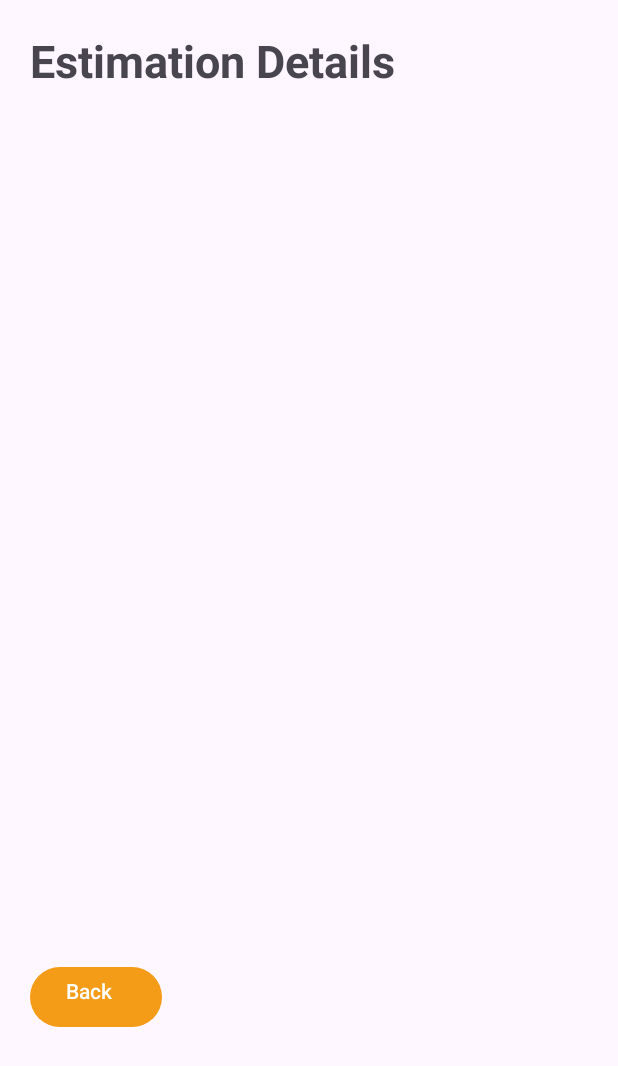
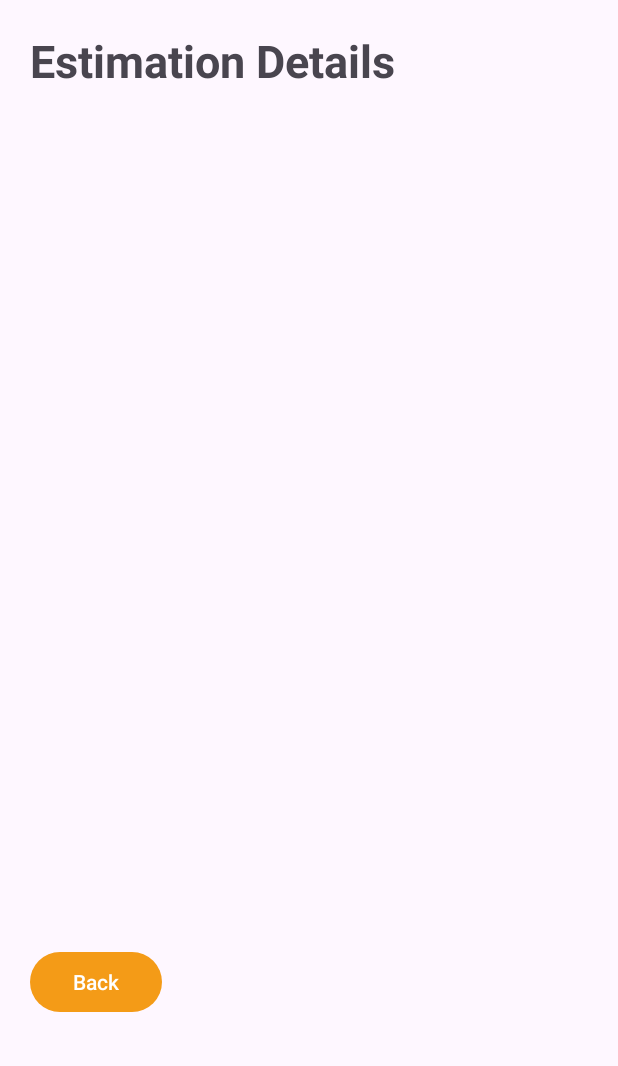
Before and after one commit to its-surya/datbaseToRecyclerView, an Android app: the MainActivity2 screen opened directly, with no data from a screen before it, on a phone screen of 412 x 824 dp. Shown: the top 1066 px of the screen. Run offline under Robolectric (Android 15) with nearby library versions, the phone set to English and light mode, and no system bars; our stand-ins replace Room's generated code.

Commit message:
updated the back button

```diff
--- a/app/src/main/res/layout/activity_main2.xml
+++ b/app/src/main/res/layout/activity_main2.xml
@@ -27,14 +27,13 @@
         tools:layout_editor_absoluteX="16dp" />
 
     <Button
-        android:id="@+id/back"
         android:layout_width="wrap_content"
         android:layout_height="wrap_content"
-        android:layout_marginTop="10dp"
-        android:layout_marginBottom="0dp"
-        android:layout_marginLeft="20dp"
-        android:gravity="left"
-        android:text="Back" />
+        android:text="Back"
+        android:id="@+id/back"
+        android:layout_gravity="start"
+        android:layout_marginStart="20dp"
+        />
 
 
 </LinearLayout>
```
